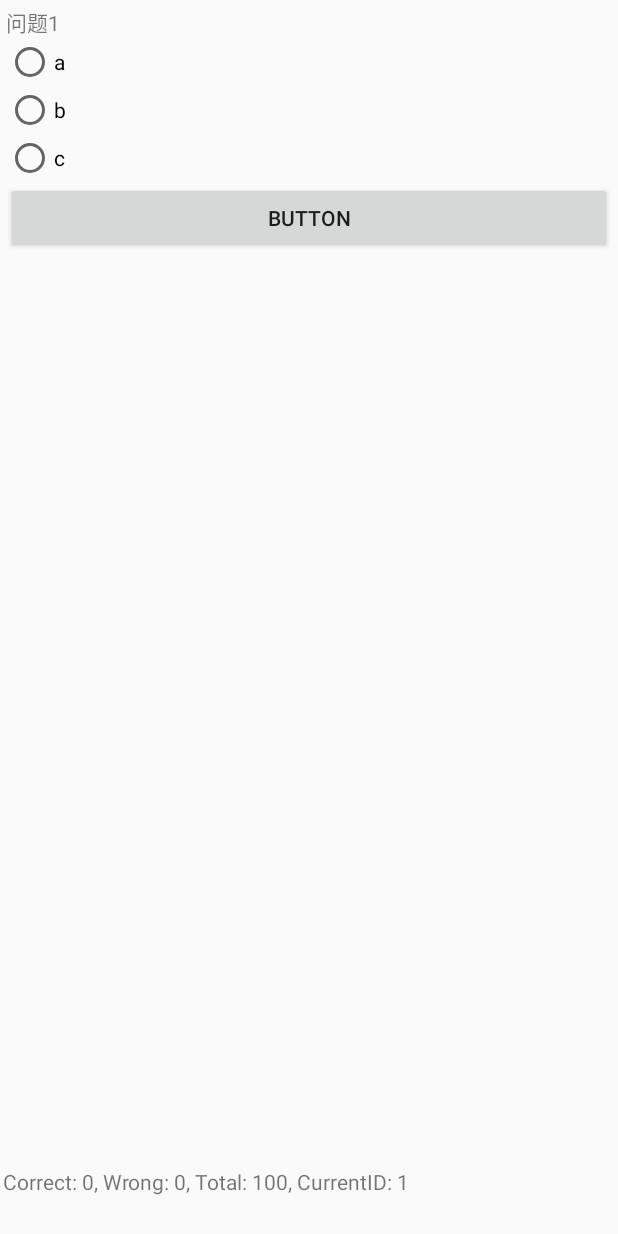
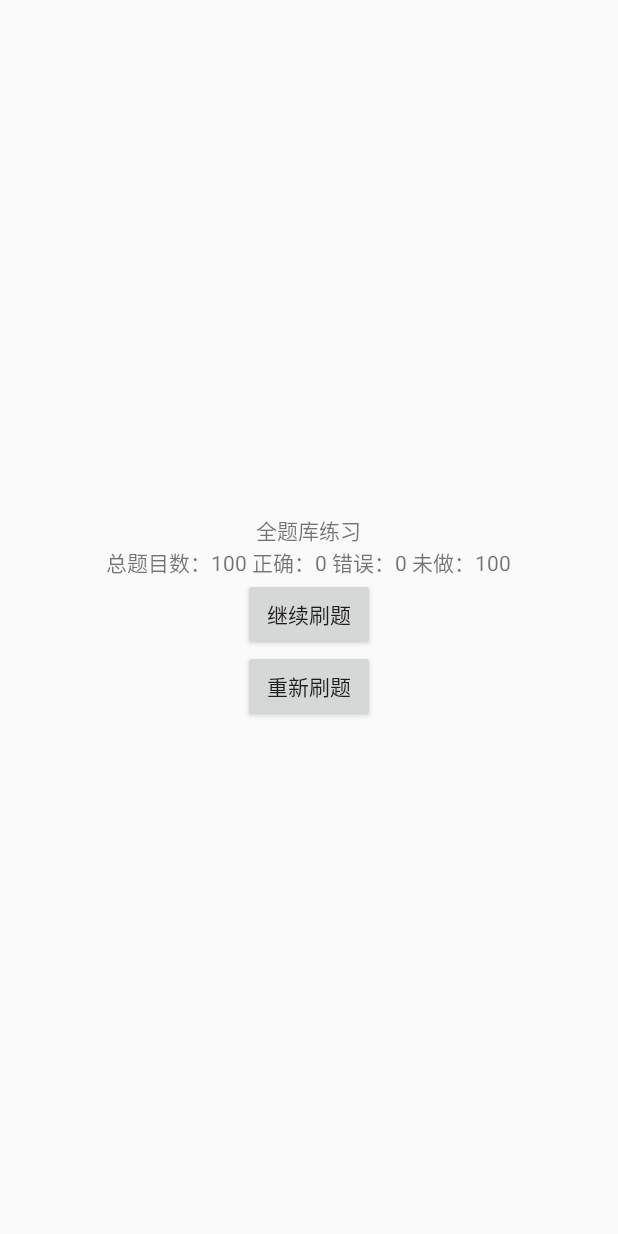
Before and after one commit to ChaiCunhao/android_do_question, an Android app: the screen it shows after launch (QuizActivity before the commit, BeforeQuestion after it), on a phone screen of 412 x 824 dp. Run offline under Robolectric (Android 15) with nearby library versions, the phone set to English and light mode, and no system bars.

Commit message:
使用sqlite存储答题情况

```diff
--- a/app/src/main/AndroidManifest.xml
+++ b/app/src/main/AndroidManifest.xml
@@ -13,6 +13,9 @@
         tools:targetApi="31">
         <activity
             android:name=".QuizActivity"
+            android:exported="true" />
+        <activity
+            android:name=".BeforeQuestion"
             android:exported="true">
             <intent-filter>
                 <action android:name="android.intent.action.MAIN" />
@@ -20,9 +23,6 @@
                 <category android:name="android.intent.category.LAUNCHER" />
             </intent-filter>
         </activity>
-        <activity
-            android:name=".MainActivity"
-            android:exported="true"/>
     </application>
 
 </manifest>
--- /dev/null
+++ b/app/src/main/java/com/cch/do_question/BeforeQuestion.java
@@ -0,0 +1,80 @@
+package com.cch.do_question;
+
+import androidx.appcompat.app.AppCompatActivity;
+
+import android.content.Intent;
+import android.os.Bundle;
+import android.view.View;
+import android.view.Window;
+import android.widget.Button;
+import android.widget.TextView;
+
+import com.cch.do_question.util.GetSQLite;
+import com.cch.do_question.util.Global;
+
+public class BeforeQuestion extends AppCompatActivity {
+
+    private TextView before_info;
+    private Button continue_button;
+    private Button reset_button;
+    GetSQLite getSQLite;
+    int all_number;//题目数量
+    int correct_number;//正确数量
+    int wrong_number;//错误数量
+    int no_answer_number;//未答题数量
+
+    @Override
+    protected void onCreate(Bundle savedInstanceState) {
+        super.onCreate(savedInstanceState);
+        supportRequestWindowFeature(Window.FEATURE_NO_TITLE);//去掉标题栏
+        setContentView(R.layout.activity_before_question);
+
+        //初始化控件
+        before_info=findViewById(R.id.before_info);
+        continue_button=findViewById(R.id.start_question);
+        reset_button=findViewById(R.id.reset_question);
+
+        //显示答题情况信息
+//        show_info();
+
+        //继续答题按钮监听
+        continue_button.setOnClickListener(new View.OnClickListener() {
+            @Override
+            public void onClick(View view) {
+                //显式跳转
+                Intent intent = new Intent(BeforeQuestion.this, QuizActivity.class);
+                startActivity(intent);
+            }
+        });
+
+        //重新答题按钮监听
+        reset_button.setOnClickListener(new View.OnClickListener() {
+            @Override
+            public void onClick(View view) {
+                //清空数据库
+                getSQLite.resetQuestionItem(BeforeQuestion.this);
+                //显式跳转
+                Intent intent = new Intent(BeforeQuestion.this, QuizActivity.class);
+                startActivity(intent);
+            }
+        });
+
+    }
+
+    @Override
+    protected void onResume() {//表Activity已经变为可见状态了，并且出现在前台工作了，也就是指用户可见了
+        super.onResume();
+        show_info();
+    }
+
+    private void show_info(){
+        //显示答题情况信息
+        getSQLite=new GetSQLite(this);
+        all_number= Global.question_size;
+        correct_number=getSQLite.getCorrectNumber(this);
+        wrong_number=getSQLite.getWrongNumber(this);
+        no_answer_number=getSQLite.getNoAnswerNumber(this);
+        before_info.setText("总题目数："+all_number+" 正确："+correct_number+" 错误："+wrong_number+" 未做："+no_answer_number);
+    }
+
+}
--- a/app/src/main/java/com/cch/do_question/util/GetSQLite.java
+++ b/app/src/main/java/com/cch/do_question/util/GetSQLite.java
@@ -1,12 +1,138 @@
 package com.cch.do_question.util;
 
+import android.content.Context;
+import android.database.Cursor;
+import android.database.sqlite.SQLiteDatabase;
+import android.os.Environment;
+
+import com.cch.do_question.R;
 import com.cch.do_question.bean.Question;
 import com.cch.do_question.bean.QuestionItem;
 
+import java.io.File;
+import java.io.FileOutputStream;
+import java.io.IOException;
+import java.io.InputStream;
 import java.util.ArrayList;
 import java.util.List;
 
 public class GetSQLite {
+
+    //初始化数据库以及打开指定的数据库,并获取数据库表及其相关信息
+    public GetSQLite(Context context) {
+        Global.initPreferences = context.getSharedPreferences("dbInfo", Context.MODE_PRIVATE);// 初始化数据库保存信息
+        boolean isInitDB = Global.initPreferences.getBoolean("initDB", false);
+        if (!isInitDB) {//如果没有初始化数据库
+            initDB(context);//如果是第一次使用，则执行初始化
+            Global.initPreferences.edit().putString("dbPath", Global.DB_PATH).commit();
+            Global.initPreferences.edit().putBoolean("initDB", true).commit();//保存数据并提交
+        } else {
+            Global.DB_PATH = Global.initPreferences.getString("dbPath", "");
+        }
+        System.out.println("本地数据库路径：" + Global.DB_PATH);
+    }
+
+    public void initDB(Context context) {//初始化数据库
+        File externalDir = context.getExternalFilesDir(Environment.DIRECTORY_DOWNLOADS);//存储路径
+        String dbPath = externalDir.getAbsolutePath() + File.separator + "db";//获取该路径下的 db 文件夹路径
+        File dir = new File(dbPath);//定义db文件夹
+        if (!dir.exists()) {// 如果文件夹不存在，则创建文件夹
+            dir.mkdir();//创建文件夹
+        }
+        File file = new File(dir.getPath(), Global.DB_NAME);//定义数据库文件
+        if (!file.exists()) {//如果文件不存在，则创建文件
+            try {
+                file.createNewFile();//创建文件
+            } catch (IOException e) {
+                System.out.println("创建文件时出错！");
+                e.printStackTrace();
+            }
+            copyFile(context, R.raw.jkmj, file);//复制资源，将 raw 文件夹下的资源复制到存储卡中
+        }
+        Global.DB_PATH = file.getAbsolutePath();//获取数据库的路径
+    }
+
+    public void copyFile(Context context, int resId, File file) {//将 R.raw 中的数据库文件复制到存储卡中
+        try {
+            InputStream is = context.getResources().openRawResource(R.raw.jkmj);//打开文件对应的输入流
+            FileOutputStream fos = new FileOutputStream(file);//打开文件对应的输出流
+            byte[] buffer = new byte[1024];
+            int hasRead = 0;
+            while ((hasRead = is.read(buffer)) != -1) {
+                fos.write(buffer, 0, hasRead);
+            }
+            fos.close();
+            is.close();// 关闭资源
+        } catch (Exception e) {
+            System.out.println("复制文件时出错啦！");
+        }
+    }
+
+    public SQLiteDatabase getDataBase(Context context) {//打开指定的数据库
+        return Global.db = context.openOrCreateDatabase(Global.DB_PATH, Context.MODE_PRIVATE, null);
+    } //打开数据库
+
+    public void updateQuestionItem(Context context,QuestionItem questionItem){//更新一条答题情况
+        SQLiteDatabase db = getDataBase(context);
+        String selected_Index = String.valueOf(questionItem.getSelected_Index());
+        String answered = String.valueOf(questionItem.isAnswered() ? 1 : 0);
+        String correct = String.valueOf(questionItem.isCorrect() ? 1:0);
+        String questionID = String.valueOf(questionItem.getQuestionNumber());
+        db.execSQL("update questionitem set selected_Index=?,answered=?,correct=? where questionID=?",new String[]{selected_Index,answered,correct,questionID});
+        db.close();
+    }
+
+    public void resetQuestionItem(Context context){//重置全部答题情况
+        SQLiteDatabase db = getDataBase(context);
+        db.execSQL("update questionitem set selected_Index=-1,answered=0,correct=0");
+        db.close();
+    }
+
+    public List<QuestionItem> getQuestionItems(Context context) {//获取所有答题情况
+        List<QuestionItem> questionItems = new ArrayList<>();
+        SQLiteDatabase db = getDataBase(context);
+        Cursor cursor = db.rawQuery("select * from questionItem", null);
+        while (cursor.moveToNext()) {
+            int questionID=cursor.getInt(cursor.getColumnIndex("questionID"));
+            int selected_Index=cursor.getInt(cursor.getColumnIndex("selected_Index"));
+            boolean answered=(1 == cursor.getInt(cursor.getColumnIndex("answered")));
+            boolean correct=(1 == cursor.getInt(cursor.getColumnIndex("correct")));
+            QuestionItem questionItem =new QuestionItem(questionID,selected_Index,answered,correct);
+            questionItems.add(questionItem);
+        }
+        cursor.close();
+        db.close();
+        return questionItems;
+    }
+
+    public int getCorrectNumber(Context context) {//获取答题正确个数
+        SQLiteDatabase db = getDataBase(context);
+        Cursor cursor = db.rawQuery("select * from questionItem where answered=? and correct=?", new String[]{"1","1"});
+        int correct_number = cursor.getCount();
+        cursor.close();
+        db.close();
+        return correct_number;
+    }
+
+    public int getWrongNumber(Context context) {//获取答题错误个数
+        SQLiteDatabase db = getDataBase(context);
+        Cursor cursor = db.rawQuery("select * from questionItem where answered=? and correct=?", new String[]{"1","0"});
+        int wrong_number = cursor.getCount();
+        cursor.close();
+        db.close();
+        return wrong_number;
+    }
+
+    public int getNoAnswerNumber(Context context) {//获取未答题个数
+        SQLiteDatabase db = getDataBase(context);
+        Cursor cursor = db.rawQuery("select * from questionItem where answered=?", new String[]{"0"});
+        int no_answer_number = cursor.getCount();
+        cursor.close();
+        db.close();
+        return no_answer_number;
+    }
+
+    //-------------下面是测试时的数据和方法----------------
     // 定义题目数组
     private String[] question_contents = {
             "问题1", "问题2", "问题3", "问题4", "问题5", "问题6", "问题7", "问题8", "问题9", "问题10",
--- /dev/null
+++ b/app/src/main/java/com/cch/do_question/util/Global.java
@@ -0,0 +1,14 @@
+package com.cch.do_question.util;
+
+import android.content.SharedPreferences;
+import android.database.sqlite.SQLiteDatabase;
+
+//定义一些全局变量
+public class Global {
+    public static int question_size = 100;//题目数量
+    public static String DB_PATH;// 数据库的路径
+    public static String DB_NAME = "jkmj.sqlite";// 数据库的名称
+    public static SQLiteDatabase db;//该类可以执行 SQL 语句，以完成对数据表的增加、修改、删除、查询等操作
+    public static SharedPreferences initPreferences;//本地保存的信息
+    public static String questi0nURl="http://150.158.83.151/question/";
+}
--- /dev/null
+++ b/app/src/main/res/layout/activity_before_question.xml
@@ -0,0 +1,34 @@
+<?xml version="1.0" encoding="utf-8"?>
+<LinearLayout xmlns:android="http://schemas.android.com/apk/res/android"
+    xmlns:app="http://schemas.android.com/apk/res-auto"
+    xmlns:tools="http://schemas.android.com/tools"
+    android:layout_width="match_parent"
+    android:layout_height="match_parent"
+    android:gravity="center"
+    android:orientation="vertical"
+    tools:context=".BeforeQuestion">
+
+    <TextView
+        android:id="@+id/before_title"
+        android:layout_width="wrap_content"
+        android:layout_height="wrap_content"
+        android:text="@string/before_title" />
+
+    <TextView
+        android:id="@+id/before_info"
+        android:layout_width="wrap_content"
+        android:layout_height="wrap_content"
+        android:text="TextView" />
+
+    <Button
+        android:id="@+id/start_question"
+        android:layout_width="wrap_content"
+        android:layout_height="wrap_content"
+        android:text="@string/start_question" />
+
+    <Button
+        android:id="@+id/reset_question"
+        android:layout_width="wrap_content"
+        android:layout_height="wrap_content"
+        android:text="@string/reset_question" />
+</LinearLayout>
--- a/app/src/main/res/values/strings.xml
+++ b/app/src/main/res/values/strings.xml
@@ -2,4 +2,10 @@
     <string name="app_name">do_question</string>
     <!-- TODO: Remove or change this placeholder text -->
     <string name="hello_blank_fragment">Hello blank fragment</string>
+    <string name="before_title">全题库练习</string>
+    <string name="start_question">继续刷题</string>
+    <string name="reset_question">重新刷题</string>
+    <string name="submit">提交</string>
+    <string name="pre">上一题</string>
+    <string name="next">下一题</string>
 </resources>
```
Also changed, not shown: app/src/main/java/com/cch/do_question/MainActivity.java (deleted, +0 -14 lines), app/src/main/java/com/cch/do_question/QuizActivity.java (+23 -5 lines), app/src/main/java/com/cch/do_question/fragment/QuizFragment.java (+25 -6 lines), app/src/main/res/layout/activity_main.xml (deleted, +0 -18 lines), app/src/main/res/layout/fragment_quiz.xml (+14 -3 lines), app/src/main/res/raw/jkmj.sqlite (added).
